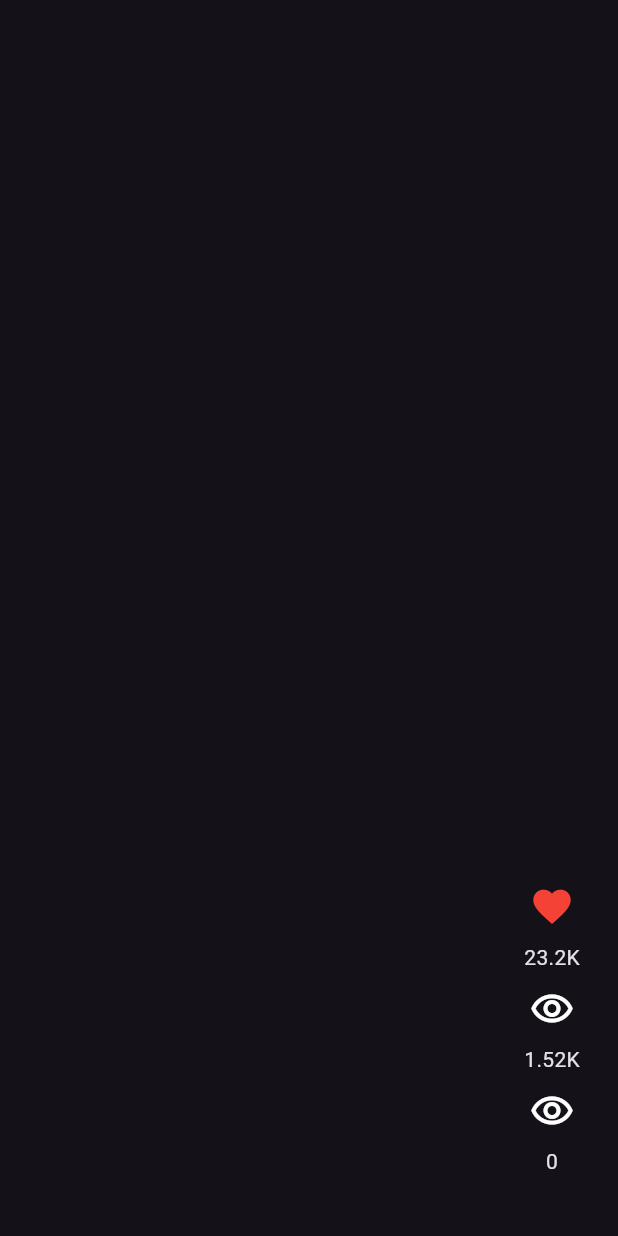
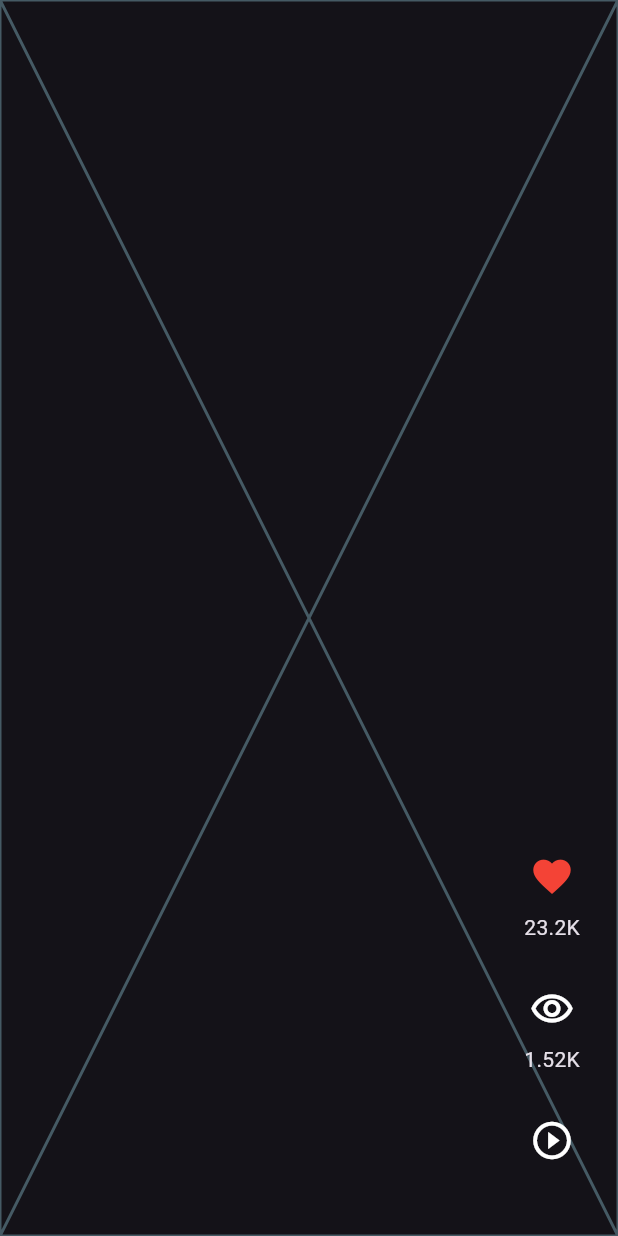
Before and after one commit to max-vigtov/toktik, a Flutter app: the screen it shows after launch, on a phone screen of 412 x 824 dp. Run offline on Flutter 3.47's test engine with Material 3 defaults, Android fonts, the phone set to English and light mode, and no system bars.

Commit message:
Video Player: Added video player library and modified OS configurations

```diff
--- a/lib/presentation/widgets/shared/video_button.dart
+++ b/lib/presentation/widgets/shared/video_button.dart
@@ -1,3 +1,4 @@
+import 'package:animate_do/animate_do.dart';
 import 'package:flutter/material.dart';
 import 'package:toktik/config/helpers/human_formarts.dart';
 import 'package:toktik/domain/entities/video_post.dart';
@@ -13,8 +14,13 @@ class VideoButtons extends StatelessWidget {
     return Column(
       children: [
         _CustomIconButon(value: video.likes, iconData: Icons.favorite, iconColor: Colors.red),
+        const SizedBox(height: 20),
         _CustomIconButon(value: video.views, iconData: Icons.remove_red_eye_outlined),
-        const _CustomIconButon(value: 0, iconData: Icons.remove_red_eye_outlined)
+        const SizedBox(height: 20),
+         SpinPerfect(
+          infinite: true,
+          duration: const Duration(seconds: 5),
+          child: const _CustomIconButon(value: 0, iconData: Icons.play_circle_outline))
 
       ],
     );
@@ -40,6 +46,7 @@ class _CustomIconButon extends StatelessWidget {
         IconButton(
           onPressed: () {},
           icon: Icon(iconData, color: color, size: 30,)),
+        if( value > 0)
         Text(HumanFormats.humanReadbleNumber(value.toDouble()))
       ],
     );
--- a/lib/presentation/widgets/shared/video_scrollable_view.dart
+++ b/lib/presentation/widgets/shared/video_scrollable_view.dart
@@ -1,6 +1,7 @@
 import 'package:flutter/material.dart';
 import 'package:toktik/domain/entities/video_post.dart';
 import 'package:toktik/presentation/widgets/shared/video_button.dart';
+import 'package:toktik/presentation/widgets/video/fullscreen_player.dart';
 
 class VideoScrollableView extends StatelessWidget {
 
@@ -18,6 +19,11 @@ class VideoScrollableView extends StatelessWidget {
         final VideoPost videoPost = videos[index];
         return  Stack(
           children: [
+            SizedBox.expand(
+              child: FullScreenPlayer(
+                caption: '',
+                videoUrl: '',),
+            ),
             Positioned(
               bottom: 40,
               right: 20,
--- /dev/null
+++ b/lib/presentation/widgets/video/fullscreen_player.dart
@@ -0,0 +1,14 @@
+import 'package:flutter/material.dart';
+
+class FullScreenPlayer extends StatelessWidget {
+
+final String videoUrl;
+final String caption;
+
+  const FullScreenPlayer({super.key, required this.videoUrl, required this.caption});
+
+  @override
+  Widget build(BuildContext context) {
+    return const Placeholder();
+  }
+}
--- a/pubspec.yaml
+++ b/pubspec.yaml
@@ -37,6 +37,8 @@ dependencies:
   cupertino_icons: ^1.0.6
   provider: ^6.1.2
   intl: ^0.19.0
+  animate_do: ^3.3.4
+  video_player: ^2.9.1
 
 dev_dependencies:
   flutter_test:
```
Also changed, not shown: pubspec.lock, 11 other files.
